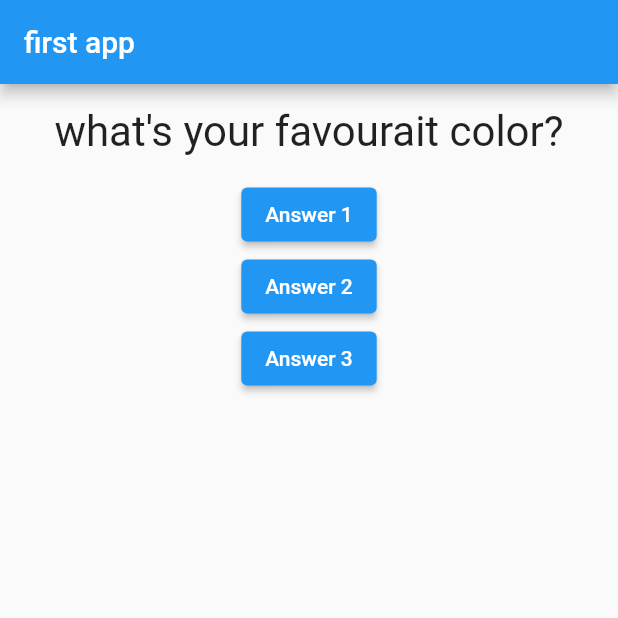
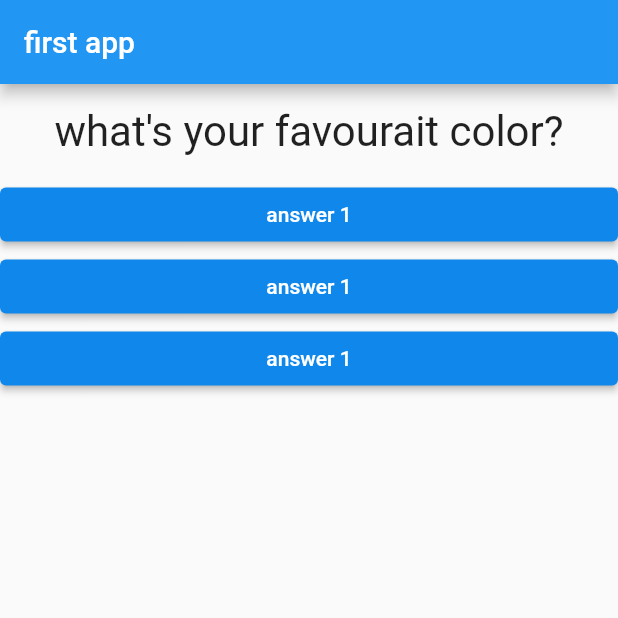
Before and after one commit to niguns7/QuizApp--flutter-, a Flutter app: the screen it shows after launch, on a phone screen of 412 x 824 dp, the top half of it. Run offline on Flutter 3.47's test engine with Material 2 defaults, Android fonts, the phone set to English and light mode, and no system bars.

Commit message:
buttons are replaced by custom widget

```diff
--- a/lib/main.dart
+++ b/lib/main.dart
@@ -1,6 +1,7 @@
 import 'package:flutter/material.dart';
 
 import './questions.dart';
+import './answer.dart';
 //void main () {
 //  runApp(MyApp()); //main function to show content on the screen
 //}
@@ -45,20 +46,9 @@ class _MyAppState extends State<MyApp> {
             Question(
               questions[_questionIndex],
             ),
-            ElevatedButton(
-              onPressed: _answerQuestion , //name of function instead the result
-              child: Text('Answer 1'),
-            ),
-            ElevatedButton(
-              onPressed: () => print('Answer 2 choossed'),
-              child: Text('Answer 2'),
-            ),
-            ElevatedButton(
-              onPressed: () {
-                print("answer 3 chooed");
-              },
-              child: Text('Answer 3'),
-            ),
+            Answer(_answerQuestion),
+            Answer(_answerQuestion),
+            Answer(_answerQuestion),
           ],
         ),
       ),
```
